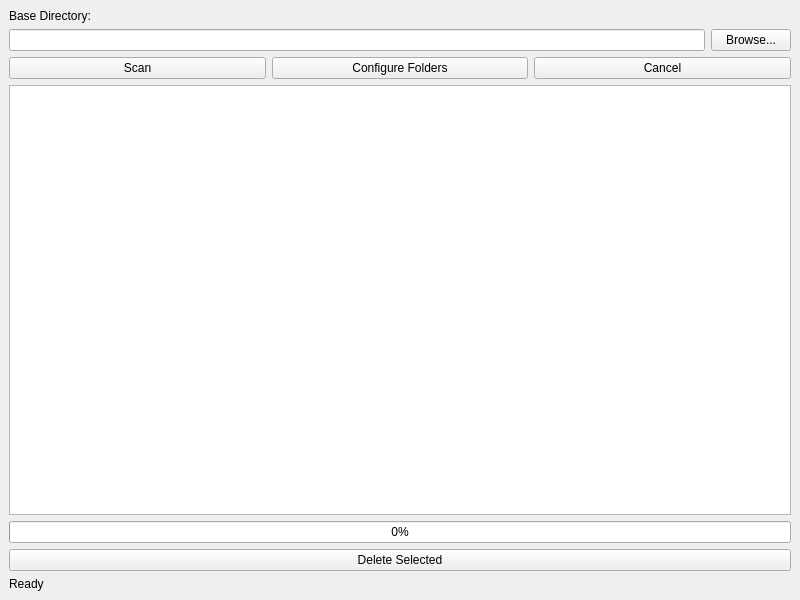
Above: src/gui/MainWindow.ui from indraginanjar/project-library-folder-cleanup before the change. Below: the same form after it.
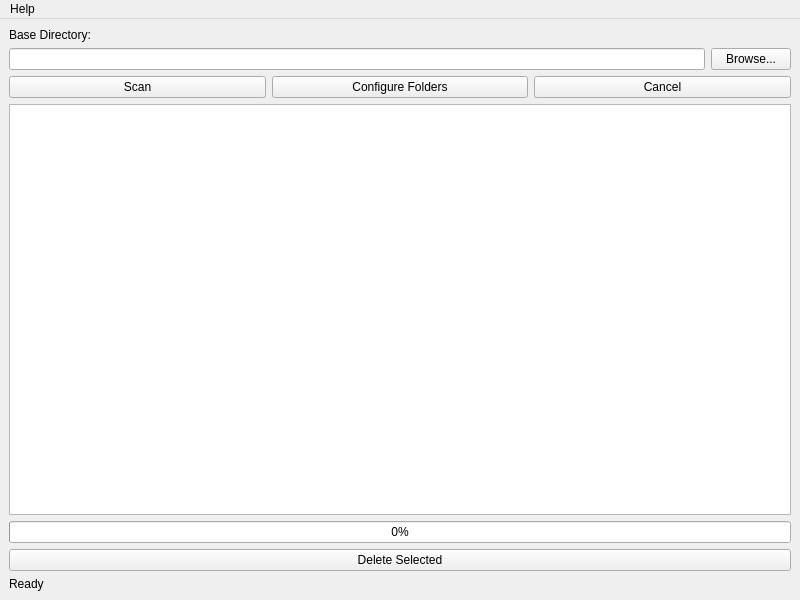
That is the form after the change.

Commit message: Add version 0.0.1 with --version flag and About dialog

Patch:
```diff
--- a/src/gui/MainWindow.ui
+++ b/src/gui/MainWindow.ui
@@ -87,6 +87,28 @@
     </item>
    </layout>
   </widget>
+  <widget class="QMenuBar" name="menubar">
+   <property name="geometry">
+    <rect>
+     <x>0</x>
+     <y>0</y>
+     <width>800</width>
+     <height>21</height>
+    </rect>
+   </property>
+   <widget class="QMenu" name="menuHelp">
+    <property name="title">
+     <string>Help</string>
+    </property>
+    <addaction name="actionAbout"/>
+   </widget>
+   <addaction name="menuHelp"/>
+  </widget>
+  <action name="actionAbout">
+   <property name="text">
+    <string>About</string>
+   </property>
+  </action>
  </widget>
  <resources/>
  <connections/>
```
The commit also changes 5 other files.
